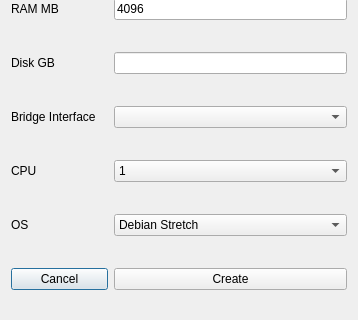
First picture: the form in DlgCreatePeer.ui, repository subutai-io/control-center, before the edit; both pictures show x 0 to 358 and y 155 to 475 of the 358 by 475 pixel window.
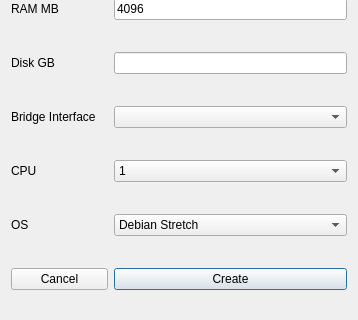
Second picture: the form after the edit.

Commit message: add focuse on create button

What changed in the file:
```diff
--- a/DlgCreatePeer.ui
+++ b/DlgCreatePeer.ui
@@ -238,6 +238,9 @@
      <property name="text">
       <string>Create</string>
      </property>
+     <property name="default">
+      <bool>true</bool>
+     </property>
     </widget>
    </item>
    <item row="9" column="1">
```
Left out of the diff: 3 changed lines with no effect on the pictures.
